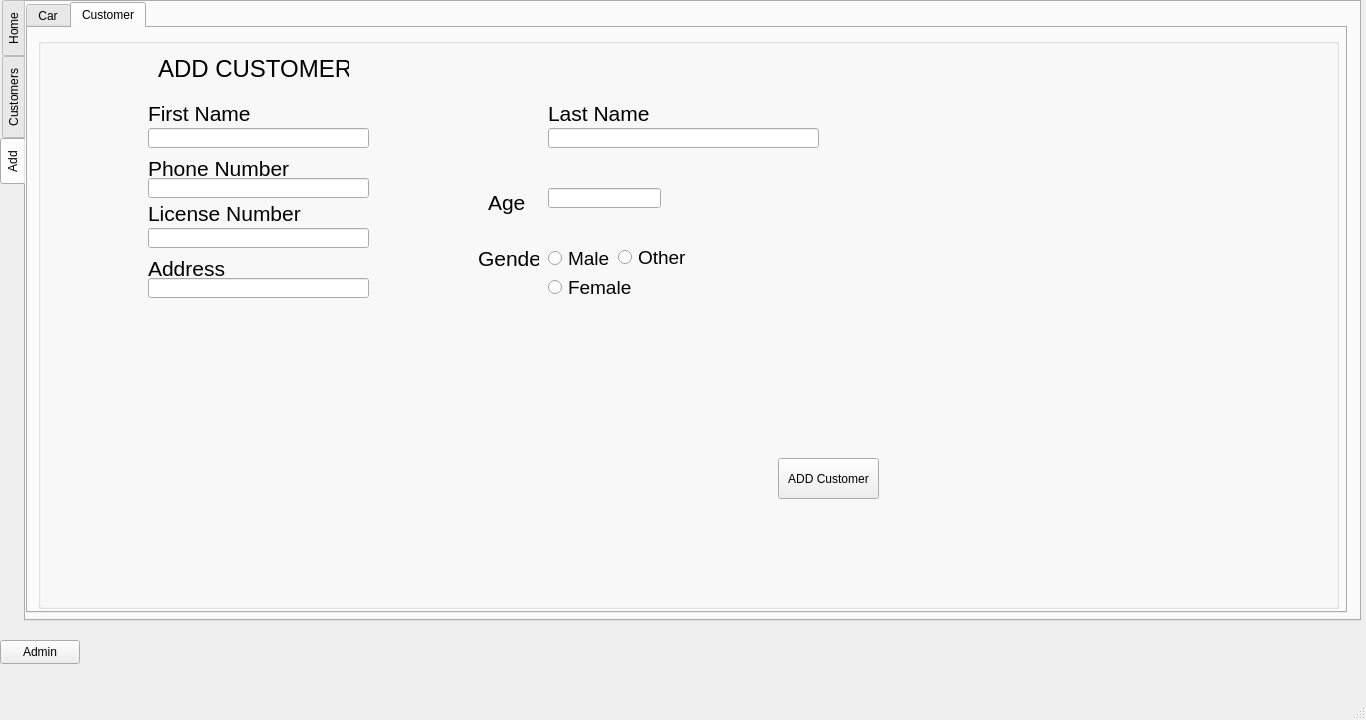
Qt form CarRent/mainscreen.ui (Mani-SSH/Car_Rental) before a commit.
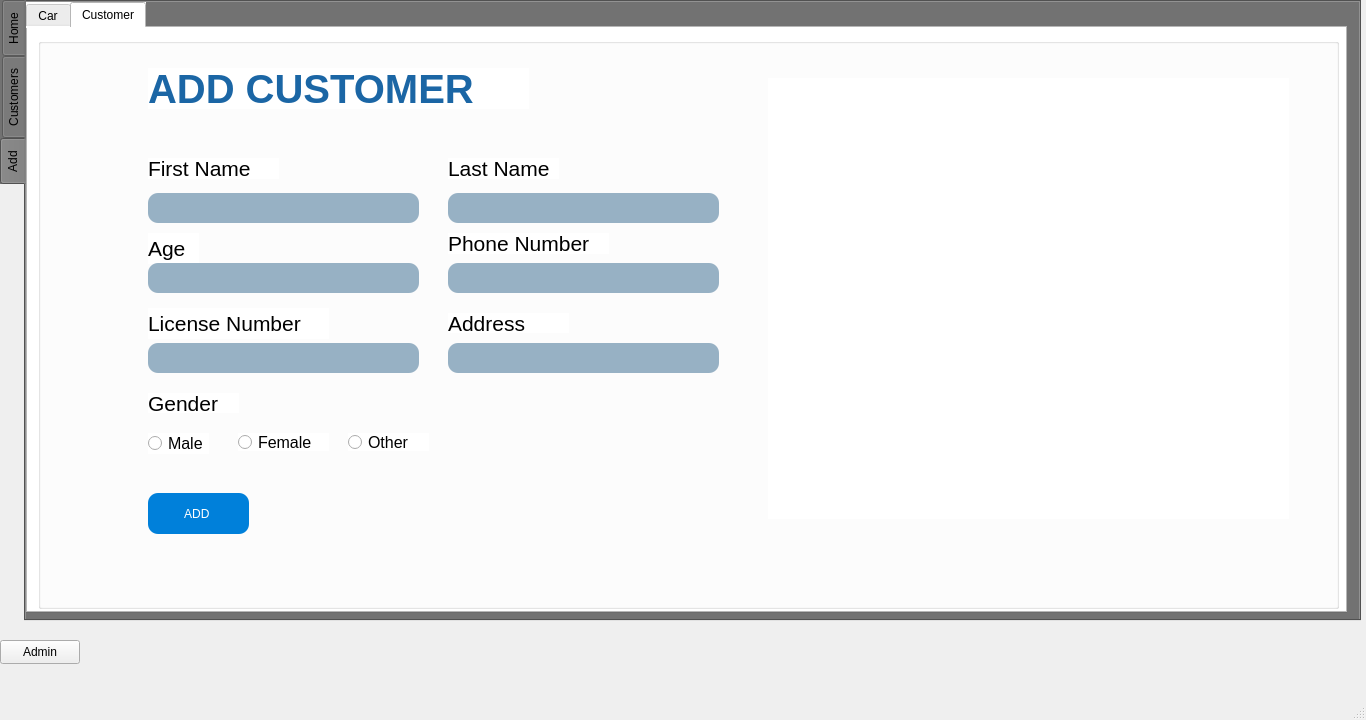
The same form after that commit.

What changed in the file:
```diff
--- a/CarRent/mainscreen.ui
+++ b/CarRent/mainscreen.ui
@@ -43,6 +43,9 @@
       <verstretch>0</verstretch>
      </sizepolicy>
     </property>
+    <property name="styleSheet">
+     <string notr="true">background-color: rgb(114, 114, 114);</string>
+    </property>
     <property name="tabPosition">
      <enum>QTabWidget::West</enum>
     </property>
@@ -306,6 +309,9 @@
       <layout class="QGridLayout" name="gridLayout_2">
        <item row="0" column="0">
         <widget class="QTabWidget" name="tabWidget_2">
+         <property name="styleSheet">
+          <string notr="true">background-color: rgb(255, 255, 255);</string>
+         </property>
          <property name="currentIndex">
           <number>1</number>
          </property>
@@ -431,6 +437,9 @@
              <height>571</height>
             </rect>
            </property>
+           <property name="styleSheet">
+            <string notr="true">background-color: rgb(255, 255, 255);</string>
+           </property>
            <property name="title">
             <string/>
            </property>
@@ -438,7 +447,7 @@
             <property name="geometry">
              <rect>
               <x>110</x>
-              <y>65</y>
+              <y>120</y>
               <width>131</width>
               <height>21</height>
              </rect>
@@ -446,8 +455,14 @@
             <property name="font">
              <font>
               <pointsize>16</pointsize>
+              <italic>false</italic>
+              <bold>false</bold>
              </font>
             </property>
+            <property name="styleSheet">
+             <string notr="true">color: rgb(0, 0, 0);
+font: 500 16pt &quot;Gotham&quot;;</string>
+            </property>
             <property name="text">
              <string>First Name</string>
             </property>
@@ -455,8 +470,8 @@
            <widget class="QLabel" name="label_lname">
             <property name="geometry">
              <rect>
-              <x>510</x>
-              <y>65</y>
+              <x>410</x>
+              <y>120</y>
               <width>111</width>
               <height>21</height>
              </rect>
@@ -464,8 +479,15 @@
             <property name="font">
              <font>
               <pointsize>16</pointsize>
+              <italic>false</italic>
+              <bold>false</bold>
              </font>
             </property>
+            <property name="styleSheet">
+             <string notr="true">color: rgb(0, 0, 0);
+font: 500 16pt &quot;Gotham&quot;;
+</string>
+            </property>
             <property name="text">
              <string>Last Name</string>
             </property>
@@ -473,17 +495,23 @@
            <widget class="QLabel" name="label_phone_no">
             <property name="geometry">
              <rect>
-              <x>110</x>
-              <y>120</y>
-              <width>151</width>
+              <x>410</x>
+              <y>195</y>
+              <width>161</width>
               <height>21</height>
              </rect>
             </property>
             <property name="font">
              <font>
               <pointsize>16</pointsize>
+              <italic>false</italic>
+              <bold>false</bold>
              </font>
             </property>
+            <property name="styleSheet">
+             <string notr="true">color: rgb(0, 0, 0);
+font: 500 16pt &quot;Gotham&quot;;</string>
+            </property>
             <property name="text">
              <string>Phone Number</string>
             </property>
@@ -492,7 +520,7 @@
             <property name="geometry">
              <rect>
               <x>110</x>
-              <y>160</y>
+              <y>270</y>
               <width>181</width>
               <height>31</height>
              </rect>
@@ -500,8 +528,14 @@
             <property name="font">
              <font>
               <pointsize>16</pointsize>
+              <italic>false</italic>
+              <bold>false</bold>
              </font>
             </property>
+            <property name="styleSheet">
+             <string notr="true">color: rgb(0, 0, 0);
+font: 500 16pt &quot;Gotham&quot;;</string>
+            </property>
             <property name="text">
              <string>License Number</string>
             </property>
@@ -509,17 +543,23 @@
            <widget class="QLabel" name="label_Address">
             <property name="geometry">
              <rect>
-              <x>110</x>
-              <y>220</y>
-              <width>81</width>
+              <x>410</x>
+              <y>275</y>
+              <width>121</width>
               <height>20</height>
              </rect>
             </property>
             <property name="font">
              <font>
               <pointsize>16</pointsize>
+              <italic>false</italic>
+              <bold>false</bold>
              </font>
             </property>
+            <property name="styleSheet">
+             <string notr="true">color: rgb(0, 0, 0);
+font: 500 16pt &quot;Gotham&quot;;</string>
+            </property>
             <property name="text">
              <string>Address</string>
             </property>
@@ -527,8 +567,8 @@
            <widget class="QLabel" name="label_age">
             <property name="geometry">
              <rect>
-              <x>450</x>
-              <y>149</y>
+              <x>110</x>
+              <y>195</y>
               <width>51</width>
               <height>31</height>
              </rect>
@@ -536,8 +576,14 @@
             <property name="font">
              <font>
               <pointsize>16</pointsize>
+              <italic>false</italic>
+              <bold>false</bold>
              </font>
             </property>
+            <property name="styleSheet">
+             <string notr="true">color: rgb(0, 0, 0);
+font: 500 16pt &quot;Gotham&quot;;</string>
+            </property>
             <property name="text">
              <string>Age</string>
             </property>
@@ -545,17 +591,23 @@
            <widget class="QLabel" name="label_ADD_COSTUMER">
             <property name="geometry">
              <rect>
-              <x>120</x>
-              <y>10</y>
-              <width>191</width>
+              <x>110</x>
+              <y>30</y>
+              <width>381</width>
               <height>41</height>
              </rect>
             </property>
             <property name="font">
              <font>
-              <pointsize>18</pointsize>
+              <pointsize>30</pointsize>
+              <italic>false</italic>
+              <bold>true</bold>
              </font>
             </property>
+            <property name="styleSheet">
+             <string notr="true">color: rgb(27, 102, 165);
+font: 700 30pt &quot;Gotham&quot;;</string>
+            </property>
             <property name="text">
              <string>ADD CUSTOMER</string>
             </property>
@@ -564,89 +616,137 @@
             <property name="geometry">
              <rect>
               <x>110</x>
-              <y>90</y>
-              <width>221</width>
-              <height>20</height>
+              <y>155</y>
+              <width>271</width>
+              <height>30</height>
              </rect>
             </property>
+            <property name="styleSheet">
+             <string notr="true">background-color: rgb(151, 177, 196);
+color: rgb(255, 255, 255);
+border-radius:10;
+</string>
+            </property>
            </widget>
            <widget class="QLineEdit" name="lineEdit_lname">
             <property name="geometry">
              <rect>
-              <x>510</x>
-              <y>90</y>
+              <x>410</x>
+              <y>155</y>
               <width>271</width>
-              <height>20</height>
+              <height>30</height>
              </rect>
             </property>
+            <property name="styleSheet">
+             <string notr="true">background-color: rgb(151, 177, 196);
+color: rgb(255, 255, 255);
+border-radius:10;
+</string>
+            </property>
            </widget>
            <widget class="QLineEdit" name="lineEdit_phone_no">
             <property name="geometry">
              <rect>
-              <x>110</x>
-              <y>140</y>
-              <width>221</width>
-              <height>20</height>
+              <x>410</x>
+              <y>225</y>
+              <width>271</width>
+              <height>30</height>
              </rect>
             </property>
+            <property name="styleSheet">
+             <string notr="true">background-color: rgb(151, 177, 196);
+color: rgb(255, 255, 255);
+border-radius:10;
+</string>
+            </property>
            </widget>
            <widget class="QLineEdit" name="lineEdit_lisence_no">
             <property name="geometry">
              <rect>
               <x>110</x>
-              <y>190</y>
-              <width>221</width>
-              <height>20</height>
+              <y>305</y>
+              <width>271</width>
+              <height>30</height>
              </rect>
             </property>
+            <property name="styleSheet">
+             <string notr="true">background-color: rgb(151, 177, 196);
+color: rgb(255, 255, 255);
+border-radius:10;
+</string>
+            </property>
            </widget>
            <widget class="QLineEdit" name="lineEdit_address">
             <property name="geometry">
              <rect>
-              <x>110</x>
-              <y>240</y>
-              <width>221</width>
-              <height>20</height>
+              <x>410</x>
+              <y>305</y>
+              <width>271</width>
+              <height>30</height>
              </rect>
             </property>
+            <property name="styleSheet">
+             <string notr="true">background-color: rgb(151, 177, 196);
+color: rgb(255, 255, 255);
+border-radius:10;
+</string>
+            </property>
            </widget>
            <widget class="QLineEdit" name="lineEdit_age">
             <property name="geometry">
              <rect>
-              <x>510</x>
-              <y>150</y>
-              <width>113</width>
-              <height>20</height>
+              <x>110</x>
+              <y>225</y>
+              <width>271</width>
+              <height>30</height>
              </rect>
             </property>
+            <property name="styleSheet">
+             <string notr="true">background-color: rgb(151, 177, 196);
+color: rgb(255, 255, 255);
+border-radius:10;
+</string>
+            </property>
            </widget>
            <widget class="QPushButton" name="pushButton">
             <property name="geometry">
              <rect>
-              <x>740</x>
-              <y>420</y>
+              <x>110</x>
+              <y>455</y>
               <width>101</width>
               <height>41</height>
              </rect>
             </property>
+            <property name="styleSheet">
+             <string notr="true">background-color: qlineargradient(spread:reflect, x1:0.251, y1:0.216, x2:0.811, y2:0.898, stop:0.255556 rgba(0, 128, 218, 255));
+color: rgb(255, 255, 255);
+font: 700 14pt &quot;Gotham&quot;;
+border-radius:10;</string>
+            </property>
             <property name="text">
-             <string>ADD Customer</string>
+             <string>ADD </string>
             </property>
            </widget>
            <widget class="QRadioButton" name="radioButton_Male">
             <property name="geometry">
              <rect>
-              <x>510</x>
-              <y>210</y>
+              <x>110</x>
+              <y>395</y>
               <width>61</width>
               <height>21</height>
              </rect>
             </property>
             <property name="font">
              <font>
-              <pointsize>14</pointsize>
+              <pointsize>12</pointsize>
+              <italic>false</italic>
+              <bold>false</bold>
              </font>
             </property>
+            <property name="styleSheet">
+             <string notr="true">color: rgb(0, 0, 0);
+font: 500 12pt &quot;Gotham&quot;;</string>
+            </property>
             <property name="text">
              <string>Male</string>
             </property>
@@ -654,17 +754,23 @@
            <widget class="QRadioButton" name="radioButton_Female">
             <property name="geometry">
              <rect>
-              <x>510</x>
-              <y>240</y>
+              <x>200</x>
+              <y>395</y>
               <width>91</width>
               <height>18</height>
              </rect>
             </property>
             <property name="font">
              <font>
-              <pointsize>14</pointsize>
+              <pointsize>12</pointsize>
+              <italic>false</italic>
+              <bold>false</bold>
              </font>
             </property>
+            <property name="styleSheet">
+             <string notr="true">color: rgb(0, 0, 0);
+font: 500 12pt &quot;Gotham&quot;;</string>
+            </property>
             <property name="text">
              <string>Female</string>
             </property>
@@ -672,17 +778,23 @@
            <widget class="QLabel" name="label_7">
             <property name="geometry">
              <rect>
-              <x>440</x>
-              <y>210</y>
-              <width>61</width>
+              <x>110</x>
+              <y>355</y>
+              <width>91</width>
               <height>20</height>
              </rect>
             </property>
             <property name="font">
              <font>
               <pointsize>16</pointsize>
+              <italic>false</italic>
+              <bold>false</bold>
              </font>
             </property>
+            <property name="styleSheet">
+             <string notr="true">color: rgb(0, 0, 0);
+font: 500 16pt &quot;Gotham&quot;;</string>
+            </property>
             <property name="text">
              <string>Gender</string>
             </property>
@@ -690,21 +802,40 @@
            <widget class="QRadioButton" name="radioButton_other">
             <property name="geometry">
              <rect>
-              <x>580</x>
-              <y>210</y>
+              <x>310</x>
+              <y>395</y>
               <width>81</width>
               <height>18</height>
              </rect>
             </property>
             <property name="font">
              <font>
-              <pointsize>14</pointsize>
+              <pointsize>12</pointsize>
+              <italic>false</italic>
+              <bold>false</bold>
              </font>
             </property>
+            <property name="styleSheet">
+             <string notr="true">color: rgb(0, 0, 0);
+font: 500 12pt &quot;Gotham&quot;;</string>
+            </property>
             <property name="text">
              <string>Other</string>
             </property>
            </widget>
+           <widget class="QLabel" name="label_addcusphoto">
+            <property name="geometry">
+             <rect>
+              <x>730</x>
+              <y>40</y>
+              <width>521</width>
+              <height>441</height>
+             </rect>
+            </property>
+            <property name="text">
+             <string/>
+            </property>
+           </widget>
           </widget>
          </widget>
         </widget>
```
Left out of the diff: 108 changed lines with no effect on the pictures.
